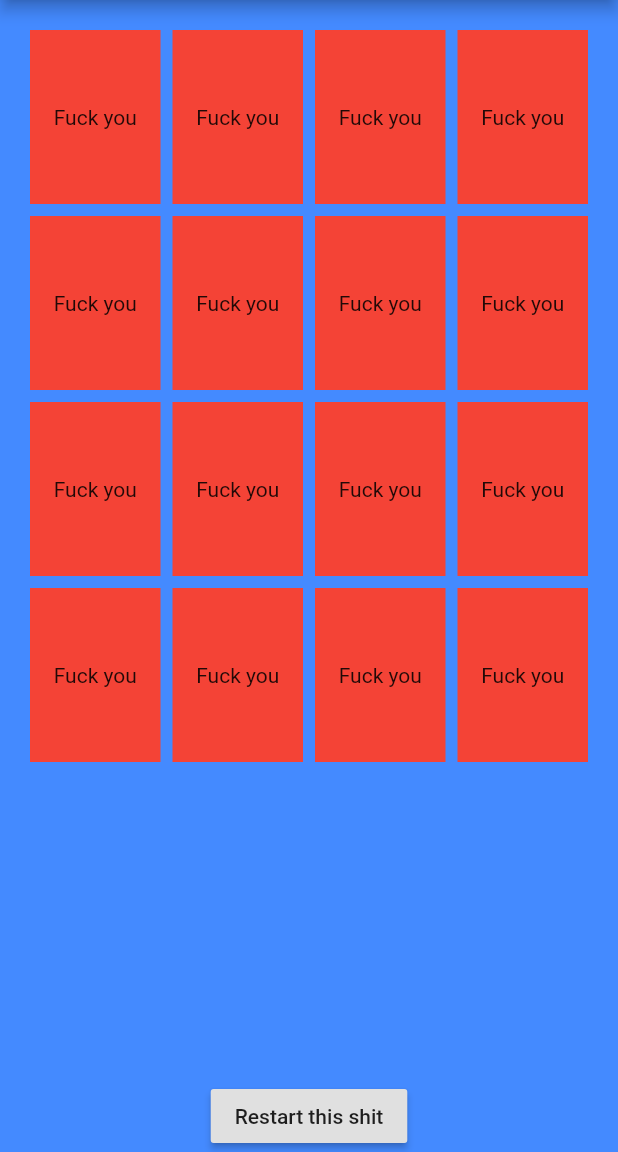
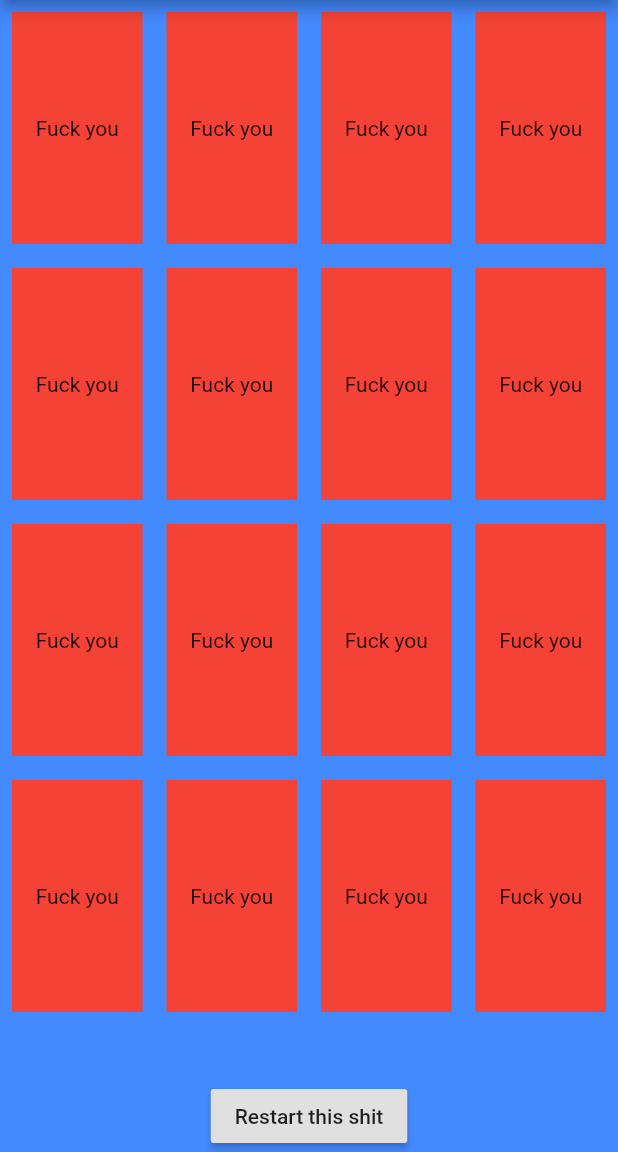
Before and after one commit to Eduard-Dumitrescu/MemoryGame, a Flutter app: the screen it shows after launch, after a tap on "Restart this shit", on a phone screen of 412 x 824 dp, the part 84-1236 px from its top. Run offline on Flutter 3.47's test engine with Material 2 defaults, Android fonts, the phone set to English and light mode, and no system bars; drawn by our look-alikes of flip_card; our stand-ins replace flutter_svg.

Commit message:
changed from gridview to rows and columns and fixed win message

```diff
--- a/lib/main.dart
+++ b/lib/main.dart
@@ -73,27 +73,25 @@ class _MyHomePageState extends State<MyHomePage> {
           mainAxisAlignment: MainAxisAlignment.spaceBetween,
           crossAxisAlignment: CrossAxisAlignment.center,
           children: <Widget>[
-            Flexible(
-              flex: 11,
-              child: GridView.count(
-                physics: NeverScrollableScrollPhysics(),
-                mainAxisSpacing: 8.0,
-                crossAxisSpacing: 8.0,
-                padding: const EdgeInsets.all(20),
-                childAspectRatio: 3.0 / 4.0,
-                crossAxisCount: 4,
-                children: _values
-                    .asMap()
-                    .map((index, num) {
-                      return MapEntry(index, _card(_cardKeys[index], num));
-                    })
-                    .values
-                    .toList(),
+            Expanded(
+              flex: 8,
+              child: _game(4),
+//              GridView.count(
+//                physics: NeverScrollableScrollPhysics(),
+//                mainAxisSpacing: 8.0,
+//                crossAxisSpacing: 8.0,
+//                padding: const EdgeInsets.all(20),
+//                childAspectRatio: 3.0 / 4.0,
+//                crossAxisCount: 4,
+//                children: _values
+//                    .asMap()
+//                    .map((index, num) {
+//                      return MapEntry(index, _card(_cardKeys[index], num));
+//                    })
+//                    .values
+//                    .toList(),
             ),
-            ),
-            Flexible(
-              flex: 1,
-              child: ValueListenableBuilder<String>(
+            ValueListenableBuilder<String>(
                 valueListenable: _mesg,
                 builder: (context, mesg, _) {
                   return mesg.isEmpty
@@ -113,7 +111,6 @@ class _MyHomePageState extends State<MyHomePage> {
                           ),
                         );
                 }),
-            ),
             Flexible(
               flex: 1,
               child: RaisedButton(
@@ -137,12 +134,45 @@ class _MyHomePageState extends State<MyHomePage> {
       totalFlippedCards -= 2;
     }
     _flippedCards.clear();
-    if (totalFlippedCards == 16) {
+    if (totalFlippedCards == _values.length) {
       _mesg.value = "GG fag you won now get a life";
     }
   }
 
+  Widget _game(int columns) {
+    List<Widget> rows = new List<Widget>();
+    for (int i = 0; i < _values.length / columns; i++) {
+      List<Widget> elements = List<Widget>();
+      for (int j = 0; j < columns; j++) {
+        int index = i * columns + j;
+        elements.add(Flexible(
+            flex: 1,
+            child: Padding(
+                padding: const EdgeInsets.all(8.0),
+                child: _card(_cardKeys[index], _values[index]))));
+      }
+
+      rows.add(Flexible(
+        flex: 1,
+        child: Row(
+          mainAxisAlignment: MainAxisAlignment.spaceBetween,
+          crossAxisAlignment: CrossAxisAlignment.center,
+          children: elements,
+        ),
+      ));
+    }
+
+    return Column(
+      mainAxisAlignment: MainAxisAlignment.spaceBetween,
+      crossAxisAlignment: CrossAxisAlignment.center,
+      children: rows,
+    );
+  }
+
   _resetEverything() {
+    _mesg.value = "";
+    totalFlippedCards = 0;
+
     _cardKeys.forEach((el) {
       if (!el.currentState.isFront) {
         el.currentState.toggleCard();
--- a/pubspec.yaml
+++ b/pubspec.yaml
@@ -12,6 +12,7 @@ dependencies:
   cupertino_icons: ^0.1.2
   flutter_svg: ^0.17.1
   flip_card: ^0.4.4
+  flutter_device_type: ^0.2.0
 
 dev_dependencies:
   flutter_test:
```
Lines whose indentation alone changed are shown as unchanged.
